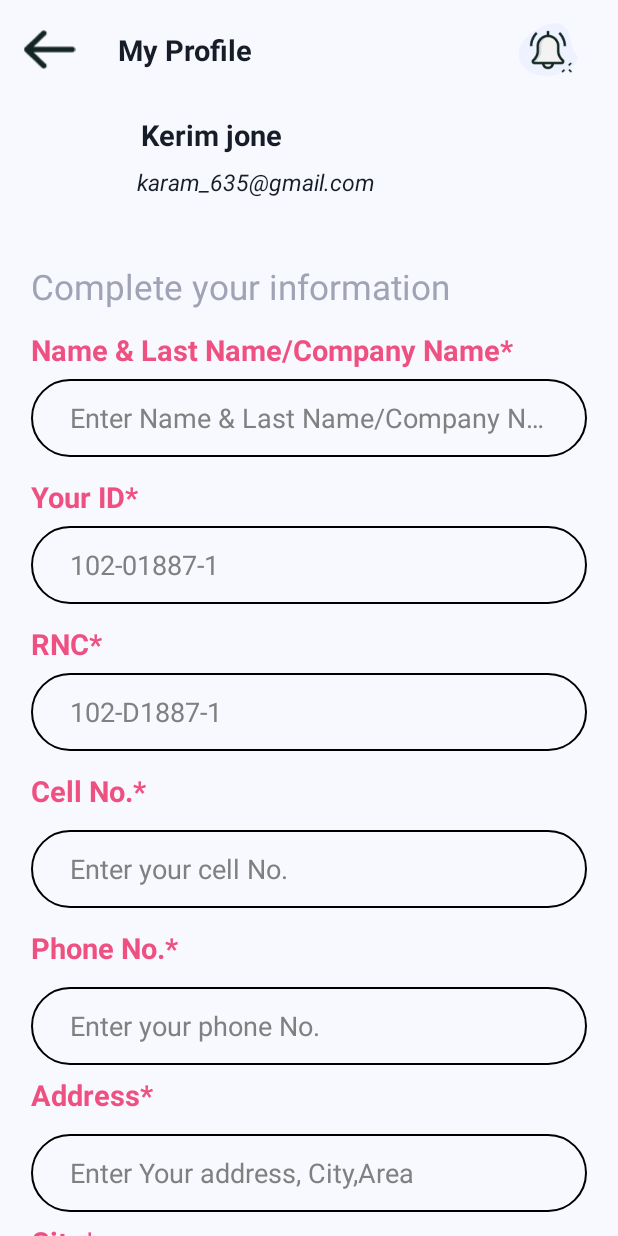
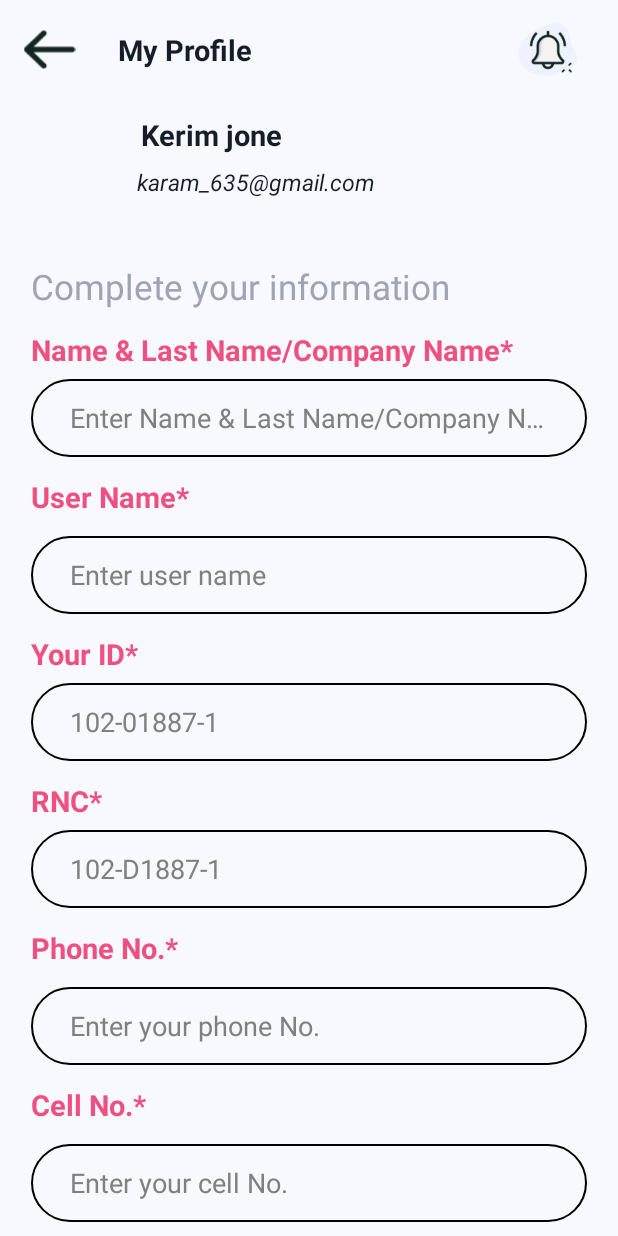
Before and after one commit to luqmanbutt65/PorAquiRd, an Android app: the layout fragment_profile_update.xml on its own in the app's theme, with its tools: preview values and no code run, on a phone screen of 412 x 824 dp. Run offline under Robolectric (Android 15) with nearby library versions, the phone set to English and light mode, and no system bars.

Commit message:
10/12/2020

```diff
--- a/app/build.gradle
+++ b/app/build.gradle
@@ -65,4 +65,9 @@ dependencies {
     //Text Library
 
 //    implementation 'com.fiberlink.maas360.android:richtexteditor:0.1.1'
+
+
+    //googleplay
+    implementation 'com.google.android.gms:play-services-maps:12.0.1'
+    implementation 'com.google.android.gms:play-services-places:12.0.1'
 }
--- a/app/src/main/AndroidManifest.xml
+++ b/app/src/main/AndroidManifest.xml
@@ -7,12 +7,12 @@
          location permissions for the "MyLocation" functionality.
     -->
     <uses-permission android:name="android.permission.ACCESS_FINE_LOCATION" />
-    <uses-permission android:name="android.permission.SYSTEM_ALERT_WINDOW" />
+<!--    <uses-permission android:name="android.permission.SYSTEM_ALERT_WINDOW" />-->
     <uses-permission android:name="android.permission.READ_EXTERNAL_STORAGE" />
     <uses-permission android:name="android.permission.WRITE_EXTERNAL_STORAGE" />
     <uses-permission android:name="android.permission.INTERNET" />
-    <uses-permission android:name="android.permission.CALL_PHONE" />
-    <uses-permission android:name="android.permission.GET_ACCOUNTS" />
+<!--    <uses-permission android:name="android.permission.CALL_PHONE" />-->
+<!--    <uses-permission android:name="android.permission.GET_ACCOUNTS" />-->
     <uses-permission android:name="android.permission.ACCESS_COARSE_LOCATION" />
     <uses-permission android:name="android.permission.ACCESS_NETWORK_STATE" />
 
--- a/app/src/main/res/layout/fragment_profile_update.xml
+++ b/app/src/main/res/layout/fragment_profile_update.xml
@@ -156,6 +156,31 @@
                         android:textColor="@android:color/black"
                         android:textColorHint="#808081" />
 
+                    <TextView
+                        android:layout_width="wrap_content"
+                        android:layout_height="wrap_content"
+                        android:layout_marginTop="@dimen/_10sdp"
+                        android:text="User Name*"
+                        android:textColor="#EE5181"
+                        android:textSize="@dimen/_15sdp"
+                        android:textStyle="bold" />
+
+                    <EditText
+                        android:id="@+id/username"
+                        android:layout_width="match_parent"
+                        android:layout_height="@dimen/_40sdp"
+                        android:layout_marginTop="@dimen/_10sdp"
+                        android:background="@drawable/add_edittext_style"
+                        android:hint="Enter user name"
+                        android:inputType="text"
+                        android:lines="1"
+                        android:maxLength="20"
+                        android:maxLines="1"
+                        android:paddingLeft="@dimen/_20sdp"
+                        android:singleLine="true"
+                        android:textColor="@android:color/black"
+                        android:textColorHint="#808081" />
+
 
                     <TextView
                         android:layout_width="wrap_content"
@@ -173,7 +198,7 @@
                         android:layout_marginTop="@dimen/_5sdp"
                         android:background="@drawable/add_edittext_style"
                         android:hint="102-01887-1"
-                        android:inputType="text"
+                        android:inputType="numberSigned"
                         android:lines="1"
                         android:maxLength="20"
                         android:maxLines="1"
@@ -207,30 +232,7 @@
                         android:textColor="@android:color/black"
                         android:textColorHint="#808081" />
 
-                    <TextView
-                        android:layout_width="wrap_content"
-                        android:layout_height="wrap_content"
-                        android:layout_marginTop="@dimen/_10sdp"
-                        android:text="Cell No.*"
-                        android:textColor="#EE5181"
-                        android:textSize="@dimen/_15sdp"
-                        android:textStyle="bold" />
 
-                    <EditText
-                        android:id="@+id/cellno"
-                        android:layout_width="match_parent"
-                        android:layout_height="@dimen/_40sdp"
-                        android:layout_marginTop="@dimen/_10sdp"
-                        android:background="@drawable/add_edittext_style"
-                        android:hint="Enter your cell No."
-                        android:inputType="number"
-                        android:lines="1"
-                        android:maxLength="20"
-                        android:maxLines="1"
-                        android:paddingLeft="@dimen/_20sdp"
-                        android:singleLine="true"
-                        android:textColor="@android:color/black"
-                        android:textColorHint="#808081" />
 
                     <TextView
                         android:layout_width="wrap_content"
@@ -248,6 +250,30 @@
                         android:layout_marginTop="@dimen/_10sdp"
                         android:background="@drawable/add_edittext_style"
                         android:hint="Enter your phone No."
+                        android:inputType="number"
+                        android:lines="1"
+                        android:maxLength="20"
+                        android:maxLines="1"
+                        android:paddingLeft="@dimen/_20sdp"
+                        android:singleLine="true"
+                        android:textColor="@android:color/black"
+                        android:textColorHint="#808081" />
+                    <TextView
+                        android:layout_width="wrap_content"
+                        android:layout_height="wrap_content"
+                        android:layout_marginTop="@dimen/_10sdp"
+                        android:text="Cell No.*"
+                        android:textColor="#EE5181"
+                        android:textSize="@dimen/_15sdp"
+                        android:textStyle="bold" />
+
+                    <EditText
+                        android:id="@+id/cell_no"
+                        android:layout_width="match_parent"
+                        android:layout_height="@dimen/_40sdp"
+                        android:layout_marginTop="@dimen/_10sdp"
+                        android:background="@drawable/add_edittext_style"
+                        android:hint="Enter your cell No."
                         android:inputType="number"
                         android:lines="1"
                         android:maxLength="20"
--- a/app/src/main/res/layout/managefiltersheet.xml
+++ b/app/src/main/res/layout/managefiltersheet.xml
@@ -202,6 +202,7 @@
                             android:layout_weight="1"
                             android:background="@drawable/add_edittext_style"
                             android:digits="0123456789"
+                            android:drawableRight="@drawable/meter"
                             android:gravity="center"
                             android:hint="Minimum"
                             android:inputType="numberDecimal"
@@ -209,7 +210,7 @@
                             android:maxLength="20"
                             android:maxLines="1"
                             android:paddingLeft="@dimen/_10sdp"
-                            android:paddingRight="@dimen/_5sdp"
+                            android:paddingRight="@dimen/_10sdp"
                             android:singleLine="true"
                             android:textColor="@android:color/black"
                             android:textSize="16sp" />
@@ -233,6 +234,7 @@
                             android:maxLines="1"
                             android:paddingLeft="@dimen/_5sdp"
                             android:paddingRight="@dimen/_10sdp"
+                            android:drawableRight="@drawable/meter"
                             android:singleLine="true"
                             android:textColor="@android:color/black"
                             android:textSize="16sp" />
```
Also changed, not shown: app/src/main/java/com/example/realestate/Adddata.java (+25 -10 lines), app/src/main/java/com/example/realestate/ApiClass/ApiInterface.java (+9 -2 lines), app/src/main/java/com/example/realestate/Fragments/MapsFragment.java (+32 -8 lines), app/src/main/java/com/example/realestate/Fragments/MyProjectsFragment.java (+7 -7 lines), app/src/main/java/com/example/realestate/Fragments/ProfileFragment_update.java (+39 -27 lines), app/src/main/java/com/example/realestate/Model/UserInfo.java (+89 -35 lines), app/src/main/java/com/example/realestate/SharedPreference/SharedPreferenceConfig.java (+15 -0 lines), app/src/main/res/layout/activity_adddata.xml (+7 -1 lines), app/src/main/res/layout/fragment_maps.xml (+14 -3 lines), app/src/main/res/drawable-v24/meter.png (added), app/src/main/res/drawable/meter.png (added).
